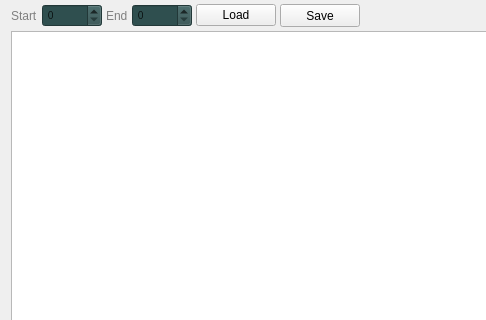
rjaremczak/mo65x, file memorywidget.ui: the form before one commit; both pictures show x 0 to 486 and y 0 to 320 of the 637 by 464 pixel window.
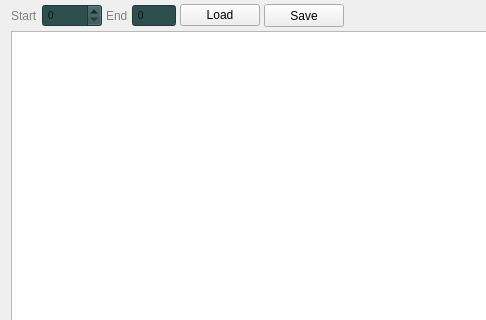
The form after the commit. Custom widgets are drawn as their Qt base class.

Commit message: memory dump end address calculation fixed, control made read-only

Patch:
```diff
--- a/memorywidget.ui
+++ b/memorywidget.ui
@@ -70,6 +70,12 @@
        <property name="styleSheet">
         <string notr="true">background-color:darkslategray</string>
        </property>
+       <property name="readOnly">
+        <bool>true</bool>
+       </property>
+       <property name="buttonSymbols">
+        <enum>QAbstractSpinBox::NoButtons</enum>
+       </property>
        <property name="maximum">
         <number>65535</number>
        </property>
```
The commit also changes 2 other files.
